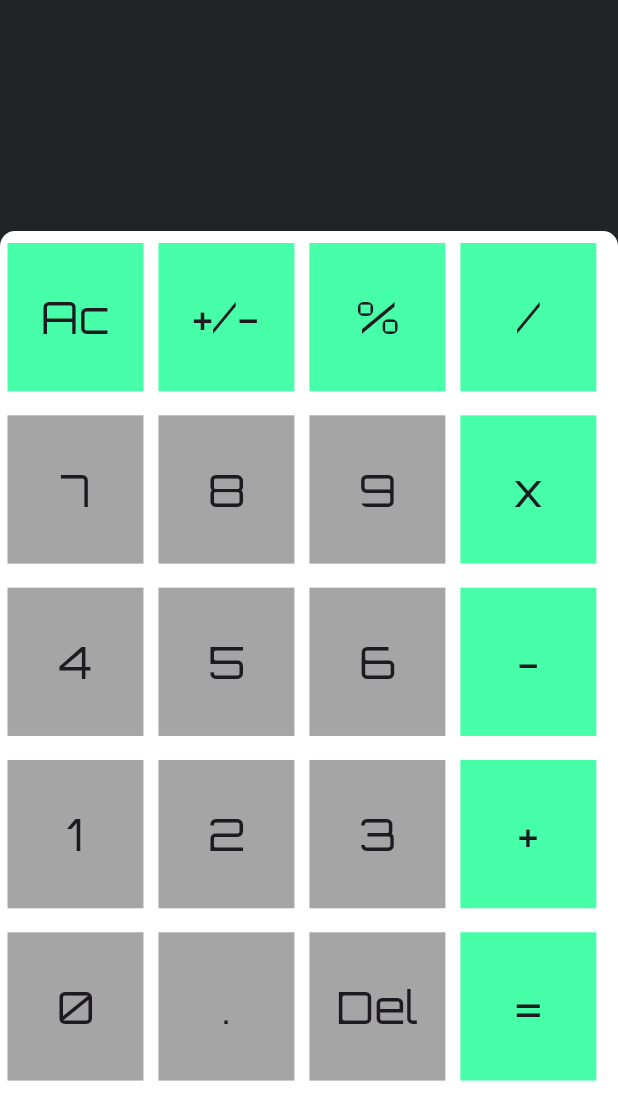
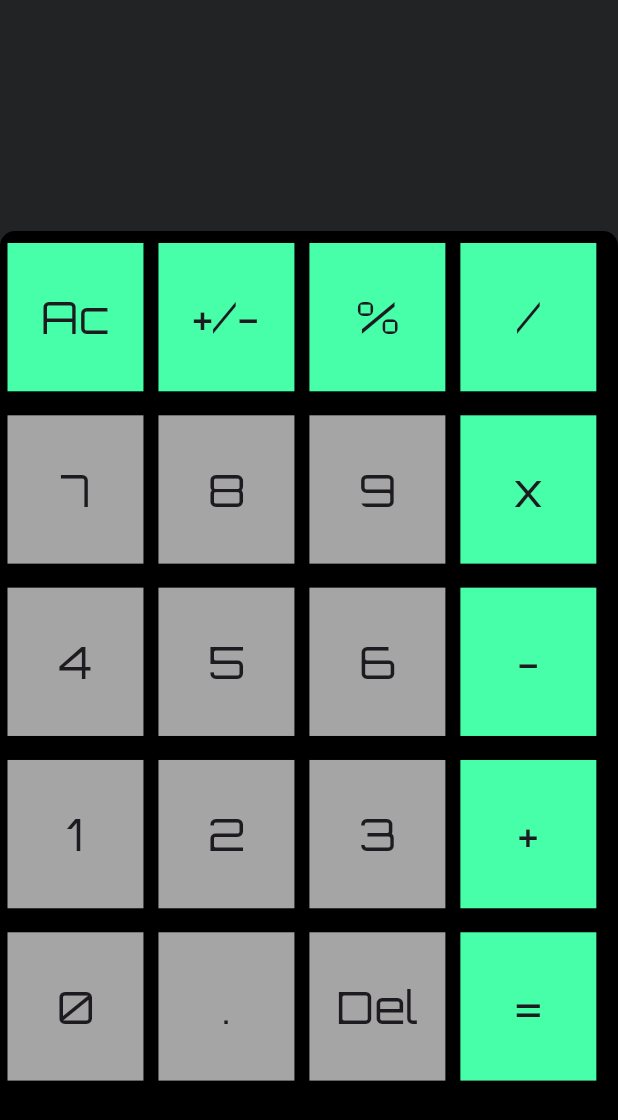
Before and after one commit to ZainR10/fluter_calculator, a Flutter app: the screen it shows after launch, on a phone screen of 412 x 824 dp. Shown: the top 1120 px of the screen. Run offline on Flutter 3.47's test engine with Material 3 defaults, Android fonts, the phone set to English and light mode, and no system bars; our stand-ins replace google_fonts, math_expressions.

Commit message:
color change

```diff
--- a/lib/calculator_screen.dart
+++ b/lib/calculator_screen.dart
@@ -57,7 +57,7 @@ class _CalculatorScreenState extends State<CalculatorScreen> {
             fit: FlexFit.tight,
             child: Container(
               decoration: const BoxDecoration(
-                color: Color.fromARGB(255, 255, 255, 255),
+                color: Colors.black,
                 borderRadius: BorderRadius.only(
                     topLeft: Radius.circular(10),
                     topRight: Radius.circular(10)),
```
